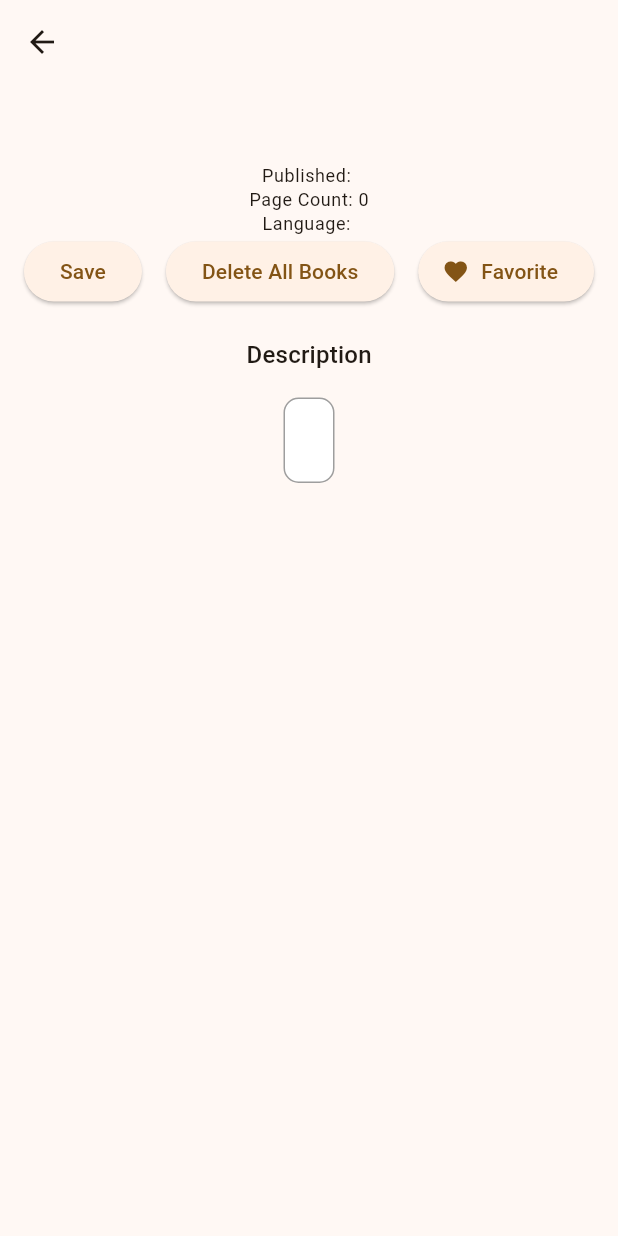
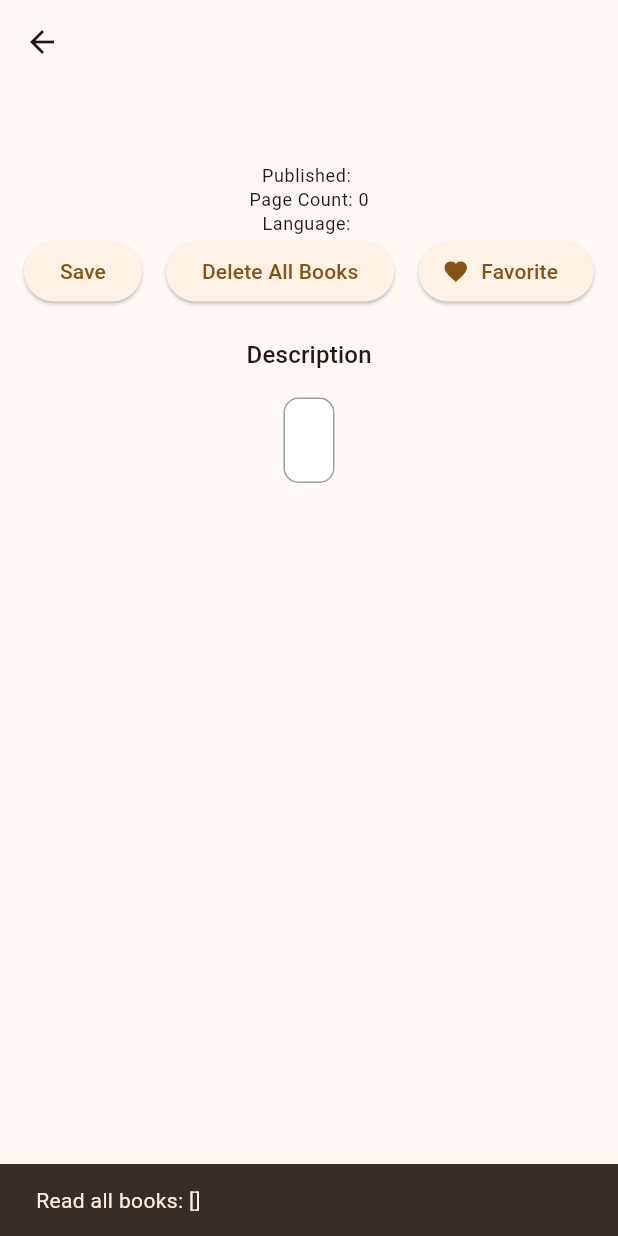
Before and after one commit to lightrao/pd24_book_tracker_app, a Flutter app: the BookDetails screen opened directly with empty values, after a tap on "Favorite", on a phone screen of 412 x 824 dp. Run offline on Flutter 3.47's test engine with Material 3 defaults, Android fonts, the phone set to English and light mode, and no system bars; our stand-ins replace sqflite; accounts and stored records are empty.

Commit message:
Save Book & Read Books

```diff
--- a/lib/pages/book_details.dart
+++ b/lib/pages/book_details.dart
@@ -64,8 +64,16 @@ class _BookDetailsState extends State<BookDetails> {
                         DatabaseHelper databaseHelper = DatabaseHelper();
                         int savedIndex = await databaseHelper.insert(book);
                         print('Saved book at index: $savedIndex');
+                        SnackBar snackBar = SnackBar(
+                          content: Text('Book saved at index: $savedIndex'),
+                        );
+                        ScaffoldMessenger.of(context).showSnackBar(snackBar);
                       } catch (e) {
                         print('Error saving book: $e');
+                        SnackBar snackBar = SnackBar(
+                          content: Text('Error saving book: $e'),
+                        );
+                        ScaffoldMessenger.of(context).showSnackBar(snackBar);
                       }
                     },
                     child: const Text('Save')),
@@ -75,13 +83,37 @@ class _BookDetailsState extends State<BookDetails> {
                         DatabaseHelper databaseHelper = DatabaseHelper();
                         await databaseHelper.deleteAllBooks();
                         print('Deleted all books');
+                        SnackBar snackBar = SnackBar(
+                          content: const Text('All books deleted'),
+                        );
+                        ScaffoldMessenger.of(context).showSnackBar(snackBar);
                       } catch (e) {
                         print('Error deleting all books: $e');
+                        SnackBar snackBar = SnackBar(
+                          content: Text('Error deleting all books: $e'),
+                        );
+                        ScaffoldMessenger.of(context).showSnackBar(snackBar);
                       }
                     },
                     child: const Text('Delete All Books')),
                 ElevatedButton.icon(
-                  onPressed: () async {},
+                  onPressed: () async {
+                    try {
+                      DatabaseHelper databaseHelper = DatabaseHelper();
+                      List<Book> books = await databaseHelper.readAllBooks();
+                      print('Read all books: ${books.toString()}');
+                      SnackBar snackBar = SnackBar(
+                        content: Text('Read all books: ${books.toString()}'),
+                      );
+                      ScaffoldMessenger.of(context).showSnackBar(snackBar);
+                    } catch (e) {
+                      print('Error reading all books: $e');
+                      SnackBar snackBar = SnackBar(
+                        content: Text('Error reading all books: $e'),
+                      );
+                      ScaffoldMessenger.of(context).showSnackBar(snackBar);
+                    }
+                  },
                   icon: const Icon(Icons.favorite),
                   label: const Text('Favorite'),
                 ),
```
